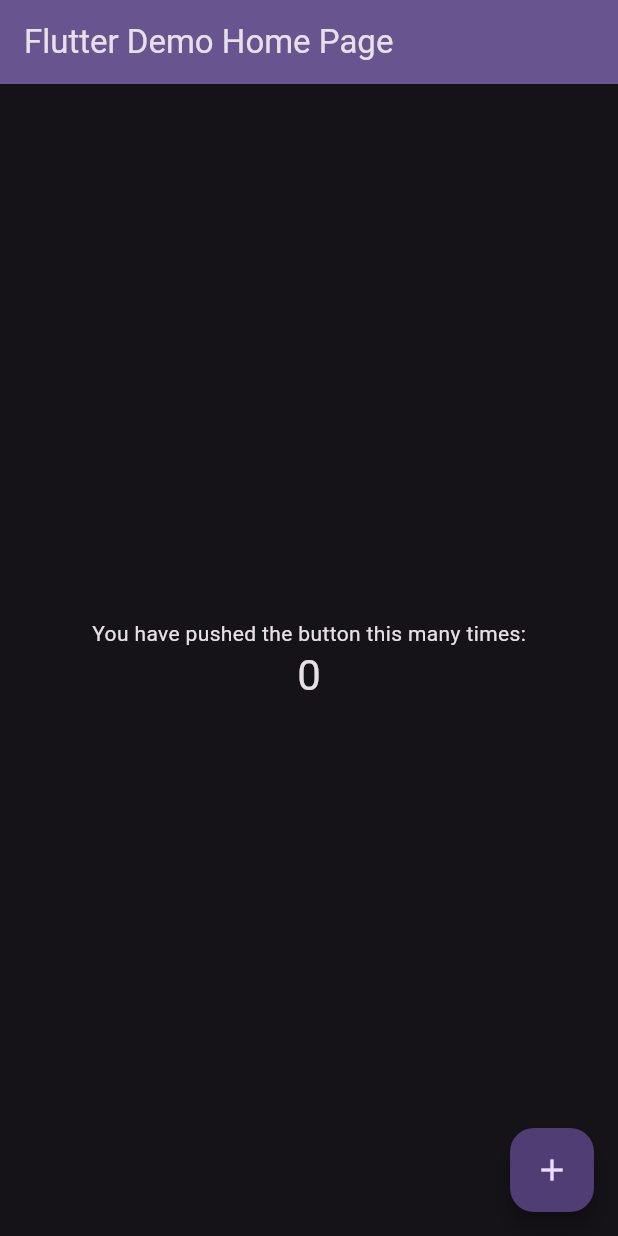
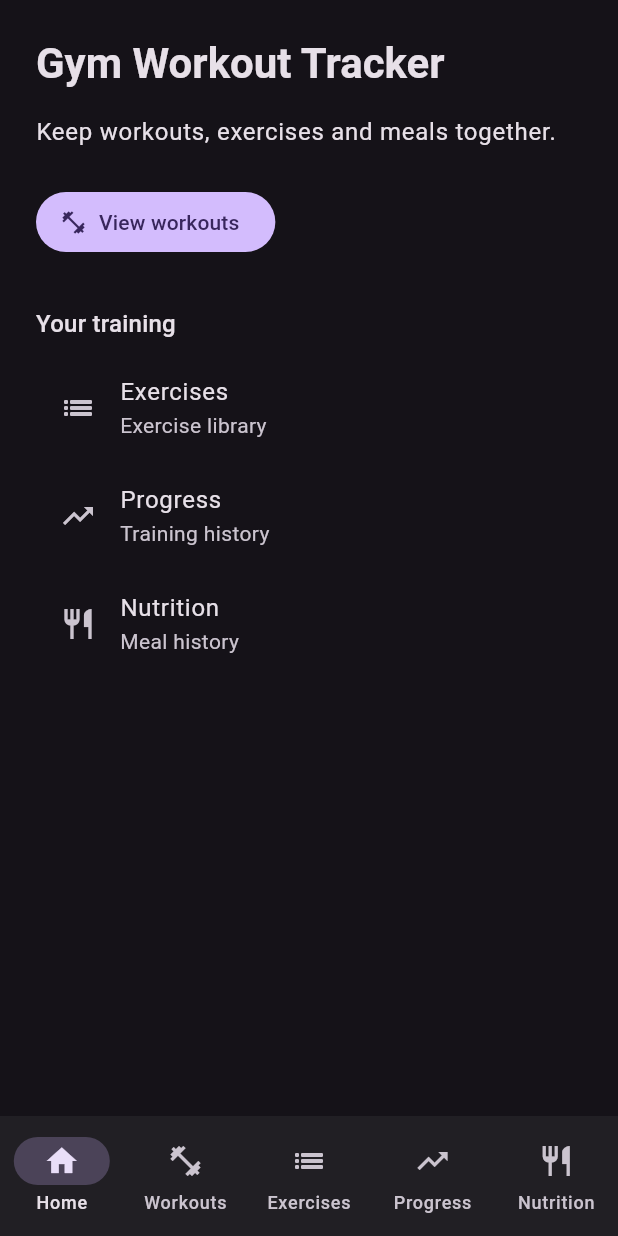
Before and after one commit to bhattaanish56/gym-workout-tracker-v2, a Flutter app: the screen it shows after launch, on a phone screen of 412 x 824 dp. Run offline on Flutter 3.47's test engine with Material 3 defaults, Android fonts, the phone set to English and light mode, and no system bars; our stand-ins replace flutter_riverpod, go_router.

Commit message:
Add provisional adaptive navigation and manual quality checks

```diff
--- a/lib/app/app.dart
+++ b/lib/app/app.dart
@@ -1,107 +1,24 @@
 import 'package:flutter/material.dart';
-
+import 'package:flutter_riverpod/flutter_riverpod.dart';
+import 'router.dart';
 import 'theme.dart';
 
-class MyApp extends StatelessWidget {
+class MyApp extends ConsumerWidget {
   const MyApp({super.key, this.themeMode = ThemeMode.dark});
 
   final ThemeMode themeMode;
 
-  // This widget is the root of your application.
   @override
-  Widget build(BuildContext context) {
-    return MaterialApp(
-      title: 'Flutter Demo',
+  Widget build(BuildContext context, WidgetRef ref) {
+    final router = ref.watch(appRouterProvider);
+
+    return MaterialApp.router(
+      title: 'Gym Workout Tracker V2',
+      debugShowCheckedModeBanner: false,
       theme: AppTheme.light,
       darkTheme: AppTheme.dark,
       themeMode: themeMode,
-      home: const MyHomePage(title: 'Flutter Demo Home Page'),
+      routerConfig: router,
     );
   }
 }
-
-class MyHomePage extends StatefulWidget {
-  const MyHomePage({super.key, required this.title});
-
-  // This widget is the home page of your application. It is stateful, meaning
-  // that it has a State object (defined below) that contains fields that affect
-  // how it looks.
-
-  // This class is the configuration for the state. It holds the values (in this
-  // case the title) provided by the parent (in this case the App widget) and
-  // used by the build method of the State. Fields in a Widget subclass are
-  // always marked "final".
-
-  final String title;
-
-  @override
-  State<MyHomePage> createState() => _MyHomePageState();
-}
-
-class _MyHomePageState extends State<MyHomePage> {
-  int _counter = 0;
-
-  void _incrementCounter() {
-    setState(() {
-      // This call to setState tells the Flutter framework that something has
-      // changed in this State, which causes it to rerun the build method below
-      // so that the display can reflect the updated values. If we changed
-      // _counter without calling setState(), then the build method would not be
-      // called again, and so nothing would appear to happen.
-      _counter++;
-    });
-  }
-
-  @override
-  Widget build(BuildContext context) {
-    // This method is rerun every time setState is called, for instance as done
-    // by the _incrementCounter method above.
-    //
-    // The Flutter framework has been optimized to make rerunning build methods
-    // fast, so that you can just rebuild anything that needs updating rather
-    // than having to individually change instances of widgets.
-    return Scaffold(
-      appBar: AppBar(
-        // TRY THIS: Try changing the color here to a specific color (to
-        // Colors.amber, perhaps?) and trigger a hot reload to see the AppBar
-        // change color while the other colors stay the same.
-        backgroundColor: Theme.of(context).colorScheme.inversePrimary,
-        // Here we take the value from the MyHomePage object that was created by
-        // the App.build method, and use it to set our appbar title.
-        title: Text(widget.title),
-      ),
-      body: Center(
-        // Center is a layout widget. It takes a single child and positions it
-        // in the middle of the parent.
-        child: Column(
-          // Column is also a layout widget. It takes a list of children and
-          // arranges them vertically. By default, it sizes itself to fit its
-          // children horizontally, and tries to be as tall as its parent.
-          //
-          // Column has various properties to control how it sizes itself and
-          // how it positions its children. Here we use mainAxisAlignment to
-          // center the children vertically; the main axis here is the vertical
-          // axis because Columns are vertical (the cross axis would be
-          // horizontal).
-          //
-          // TRY THIS: Invoke "debug painting" (choose the "Toggle Debug Paint"
-          // action in the IDE, or press "p" in the console), to see the
-          // wireframe for each widget.
-          mainAxisAlignment: .center,
-          children: [
-            const Text('You have pushed the button this many times:'),
-            Text(
-              '$_counter',
-              style: Theme.of(context).textTheme.headlineMedium,
-            ),
-          ],
-        ),
-      ),
-      floatingActionButton: FloatingActionButton(
-        onPressed: _incrementCounter,
-        tooltip: 'Increment',
-        child: const Icon(Icons.add),
-      ),
-    );
-  }
-}
--- /dev/null
+++ b/lib/app/app_shell.dart
@@ -0,0 +1,112 @@
+import 'package:flutter/material.dart';
+import 'package:go_router/go_router.dart';
+
+class AppShell extends StatelessWidget {
+  const AppShell({super.key, required this.navigationShell});
+
+  final StatefulNavigationShell navigationShell;
+
+  @override
+  Widget build(BuildContext context) {
+    return LayoutBuilder(
+      builder: (context, constraints) {
+        final width = constraints.maxWidth;
+        final height = constraints.maxHeight;
+        final useRail = width >= 720 && height >= 480;
+        final extendedRail = width >= 1200;
+
+        return Scaffold(
+          body: SafeArea(
+            child: Row(
+              children: [
+                if (useRail)
+                  NavigationRail(
+                    key: const Key('nav-rail'),
+                    selectedIndex: navigationShell.currentIndex,
+                    onDestinationSelected: (index) {
+                      navigationShell.goBranch(index, initialLocation: false);
+                    },
+                    extended: extendedRail,
+                    labelType: extendedRail
+                        ? NavigationRailLabelType.none
+                        : NavigationRailLabelType.all,
+                    destinations: const [
+                      NavigationRailDestination(
+                        icon: Icon(Icons.home_outlined),
+                        selectedIcon: Icon(Icons.home),
+                        label: Text('Home'),
+                      ),
+                      NavigationRailDestination(
+                        icon: Icon(Icons.fitness_center_outlined),
+                        selectedIcon: Icon(Icons.fitness_center),
+                        label: Text('Workouts'),
+                      ),
+                      NavigationRailDestination(
+                        icon: Icon(Icons.list_outlined),
+                        selectedIcon: Icon(Icons.list),
+                        label: Text('Exercises'),
+                      ),
+                      NavigationRailDestination(
+                        icon: Icon(Icons.trending_up_outlined),
+                        selectedIcon: Icon(Icons.trending_up),
+                        label: Text('Progress'),
+                      ),
+                      NavigationRailDestination(
+                        icon: Icon(Icons.restaurant_outlined),
+                        selectedIcon: Icon(Icons.restaurant),
+                        label: Text('Nutrition'),
+                      ),
+                    ],
+                  ),
+                if (useRail) const VerticalDivider(width: 1),
+                Expanded(child: navigationShell),
+              ],
+            ),
+          ),
+          bottomNavigationBar: useRail
+              ? null
+              : NavigationBar(
+                  key: const Key('nav-bar'),
+                  labelBehavior: NavigationDestinationLabelBehavior.alwaysShow,
+                  selectedIndex: navigationShell.currentIndex,
+                  onDestinationSelected: (index) {
+                    navigationShell.goBranch(index, initialLocation: false);
+                  },
+                  destinations: const [
+                    NavigationDestination(
+                      icon: Icon(Icons.home_outlined),
+                      selectedIcon: Icon(Icons.home),
+                      label: 'Home',
+                      key: Key('nav-home'),
+                    ),
+                    NavigationDestination(
+                      icon: Icon(Icons.fitness_center_outlined),
+                      selectedIcon: Icon(Icons.fitness_center),
+                      label: 'Workouts',
+                      key: Key('nav-workouts'),
+                    ),
+                    NavigationDestination(
+                      icon: Icon(Icons.list_outlined),
+                      selectedIcon: Icon(Icons.list),
+                      label: 'Exercises',
+                      key: Key('nav-exercises'),
+                    ),
+                    NavigationDestination(
+                      icon: Icon(Icons.trending_up_outlined),
+                      selectedIcon: Icon(Icons.trending_up),
+                      label: 'Progress',
+                      key: Key('nav-progress'),
+                    ),
+                    NavigationDestination(
+                      icon: Icon(Icons.restaurant_outlined),
+                      selectedIcon: Icon(Icons.restaurant),
+                      label: 'Nutrition',
+                      key: Key('nav-nutrition'),
+                    ),
+                  ],
+                ),
+        );
+      },
+    );
+  }
+}
--- /dev/null
+++ b/lib/app/router.dart
@@ -0,0 +1,124 @@
+import 'package:flutter/material.dart';
+import 'package:flutter_riverpod/flutter_riverpod.dart';
+import 'package:go_router/go_router.dart';
+import 'app_shell.dart';
+import '../features/home/presentation/screens/home_screen.dart';
+import '../shared/widgets/section_page.dart';
+
+GoRouter createAppRouter({String initialLocation = '/home'}) {
+  return GoRouter(
+    initialLocation: initialLocation,
+    routes: [
+      GoRoute(path: '/', redirect: (context, state) => '/home'),
+      StatefulShellRoute.indexedStack(
+        builder: (context, state, navigationShell) {
+          return AppShell(navigationShell: navigationShell);
+        },
+        branches: [
+          StatefulShellBranch(
+            routes: [
+              GoRoute(
+                path: '/home',
+                pageBuilder: (context, state) => NoTransitionPage(
+                  key: state.pageKey,
+                  child: HomeScreen(
+                    key: const Key('page-home'),
+                    onViewWorkouts: () => context.go('/workouts'),
+                    onBrowseExercises: () => context.go('/exercises'),
+                    onViewProgress: () => context.go('/progress'),
+                    onOpenNutrition: () => context.go('/nutrition'),
+                  ),
+                ),
+              ),
+            ],
+          ),
+          StatefulShellBranch(
+            routes: [
+              GoRoute(
+                path: '/workouts',
+                pageBuilder: (context, state) => NoTransitionPage(
+                  key: state.pageKey,
+                  child: const SectionPage(
+                    key: Key('page-workouts'),
+                    title: 'Workouts',
+                    emptyMessage:
+                        'No workouts yet. Your sessions will appear here.',
+                  ),
+                ),
+              ),
+            ],
+          ),
+          StatefulShellBranch(
+            routes: [
+              GoRoute(
+                path: '/exercises',
+                pageBuilder: (context, state) => NoTransitionPage(
+                  key: state.pageKey,
+                  child: const SectionPage(
+                    key: Key('page-exercises'),
+                    title: 'Exercises',
+                    emptyMessage:
+                        'No exercises saved yet. Your library will appear here.',
+                  ),
+                ),
+              ),
+            ],
+          ),
+          StatefulShellBranch(
+            routes: [
+              GoRoute(
+                path: '/progress',
+                pageBuilder: (context, state) => NoTransitionPage(
+                  key: state.pageKey,
+                  child: const SectionPage(
+                    key: Key('page-progress'),
+                    title: 'Progress',
+                    emptyMessage:
+                        'No training history yet. Completed sessions will appear here.',
+                  ),
+                ),
+              ),
+            ],
+          ),
+          StatefulShellBranch(
+            routes: [
+              GoRoute(
+                path: '/nutrition',
+                pageBuilder: (context, state) => NoTransitionPage(
+                  key: state.pageKey,
+                  child: const SectionPage(
+                    key: Key('page-nutrition'),
+                    title: 'Nutrition',
+                    emptyMessage:
+                        'No meals recorded yet. Your meal history will appear here.',
+                  ),
+                ),
+              ),
+            ],
+          ),
+        ],
+      ),
+    ],
+    errorBuilder: (context, state) => Scaffold(
+      body: PageFrame(
+        child: Column(
+          crossAxisAlignment: CrossAxisAlignment.start,
+          children: [
+            Semantics(header: true, child: const Text('Page not found')),
+            const SizedBox(height: 16),
+            FilledButton(
+              onPressed: () => context.go('/home'),
+              child: const Text('Home'),
+            ),
+          ],
+        ),
+      ),
+    ),
+  );
+}
+
+final appRouterProvider = Provider<GoRouter>((ref) {
+  final router = createAppRouter();
+  ref.onDispose(router.dispose);
+  return router;
+});
--- /dev/null
+++ b/lib/features/home/presentation/screens/home_screen.dart
@@ -0,0 +1,75 @@
+import 'package:flutter/material.dart';
+import 'package:gym_workout_tracker_v2/shared/widgets/section_page.dart';
+
+class HomeScreen extends StatelessWidget {
+  const HomeScreen({
+    super.key,
+    required this.onViewWorkouts,
+    required this.onBrowseExercises,
+    required this.onViewProgress,
+    required this.onOpenNutrition,
+  });
+
+  final VoidCallback onViewWorkouts;
+  final VoidCallback onBrowseExercises;
+  final VoidCallback onViewProgress;
+  final VoidCallback onOpenNutrition;
+
+  @override
+  Widget build(BuildContext context) {
+    final theme = Theme.of(context);
+    return PageFrame(
+      child: Column(
+        crossAxisAlignment: CrossAxisAlignment.start,
+        children: [
+          Semantics(
+            header: true,
+            child: Text(
+              'Gym Workout Tracker',
+              style: theme.textTheme.headlineMedium?.copyWith(
+                fontWeight: FontWeight.w700,
+              ),
+            ),
+          ),
+          const SizedBox(height: 16),
+          Text(
+            'Keep workouts, exercises and meals together.',
+            style: theme.textTheme.bodyLarge,
+          ),
+          const SizedBox(height: 24),
+          FilledButton.icon(
+            onPressed: onViewWorkouts,
+            icon: const ExcludeSemantics(child: Icon(Icons.fitness_center)),
+            label: const Text('View workouts'),
+          ),
+          const SizedBox(height: 32),
+          Semantics(
+            header: true,
+            child: Text('Your training', style: theme.textTheme.titleMedium),
+          ),
+          const SizedBox(height: 8),
+          ListTile(
+            leading: const ExcludeSemantics(child: Icon(Icons.list_outlined)),
+            title: const Text('Exercises'),
+            subtitle: const Text('Exercise library'),
+            onTap: onBrowseExercises,
+          ),
+          ListTile(
+            leading: const ExcludeSemantics(child: Icon(Icons.trending_up)),
+            title: const Text('Progress'),
+            subtitle: const Text('Training history'),
+            onTap: onViewProgress,
+          ),
+          ListTile(
+            leading: const ExcludeSemantics(
+              child: Icon(Icons.restaurant_outlined),
+            ),
+            title: const Text('Nutrition'),
+            subtitle: const Text('Meal history'),
+            onTap: onOpenNutrition,
+          ),
+        ],
+      ),
+    );
+  }
+}
--- a/lib/main.dart
+++ b/lib/main.dart
@@ -2,7 +2,7 @@ import 'package:flutter/material.dart';
 import 'package:flutter_riverpod/flutter_riverpod.dart';
 import 'app/app.dart';
 
-export 'app/app.dart' show MyApp, MyHomePage;
+export 'app/app.dart' show MyApp;
 
 void main() {
   runApp(const ProviderScope(child: MyApp()));
--- /dev/null
+++ b/lib/shared/widgets/section_page.dart
@@ -0,0 +1,61 @@
+import 'package:flutter/material.dart';
+
+class PageFrame extends StatelessWidget {
+  const PageFrame({super.key, required this.child});
+  final Widget child;
+
+  @override
+  Widget build(BuildContext context) {
+    return SafeArea(
+      child: LayoutBuilder(
+        builder: (context, constraints) {
+          return SingleChildScrollView(
+            child: Center(
+              child: ConstrainedBox(
+                constraints: const BoxConstraints(maxWidth: 960),
+                child: SizedBox(
+                  width: double.infinity,
+                  child: Padding(
+                    padding: EdgeInsets.symmetric(
+                      horizontal: constraints.maxWidth >= 600 ? 40 : 24,
+                      vertical: 24,
+                    ),
+                    child: child,
+                  ),
+                ),
+              ),
+            ),
+          );
+        },
+      ),
+    );
+  }
+}
+
+class SectionPage extends StatelessWidget {
+  const SectionPage({
+    super.key,
+    required this.title,
+    required this.emptyMessage,
+  });
+  final String title;
+  final String emptyMessage;
+
+  @override
+  Widget build(BuildContext context) {
+    final theme = Theme.of(context);
+    return PageFrame(
+      child: Column(
+        crossAxisAlignment: CrossAxisAlignment.start,
+        children: [
+          Semantics(
+            header: true,
+            child: Text(title, style: theme.textTheme.headlineMedium),
+          ),
+          const Divider(height: 48),
+          Text(emptyMessage, style: theme.textTheme.bodyLarge),
+        ],
+      ),
+    );
+  }
+}
```
Also changed, not shown: 14 other files.
